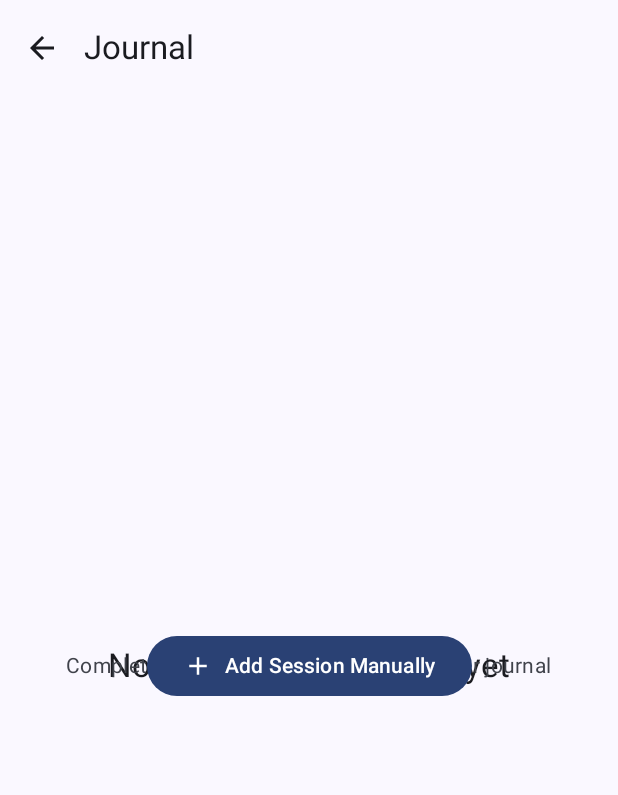
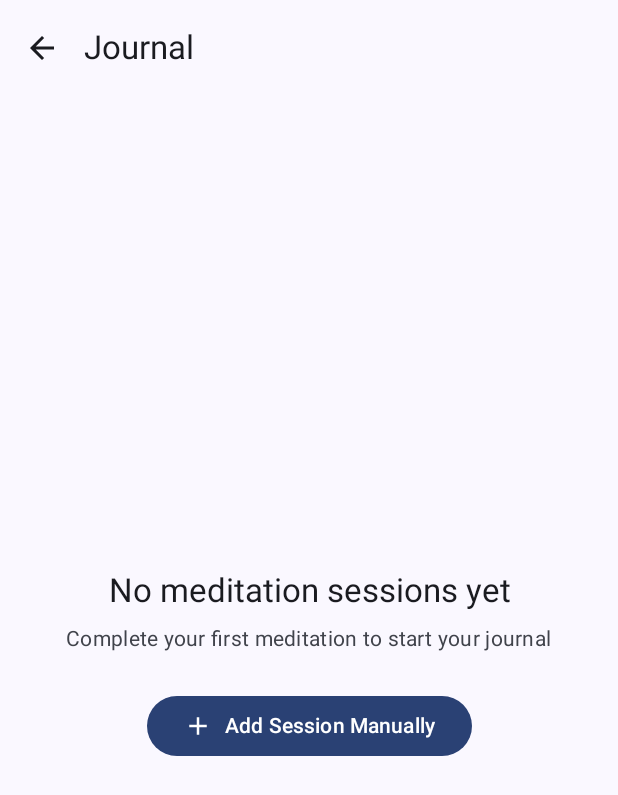
Before and after one commit to joetul/Tao, an Android app built with Jetpack Compose: the JournalScreen screen opened through its navigation route, on a phone screen of 412 x 824 dp. Shown: the top 795 px of the screen. Run offline under Robolectric (Android 15) with nearby library versions, the phone set to English and light mode, and no system bars; our stand-ins replace Room's generated code; 2 statements that could not run were skipped.

Commit message:
Fix stacked text in empty journal

```diff
--- a/app/src/main/java/dev/joetul/tao/ui/screens/JournalScreen.kt
+++ b/app/src/main/java/dev/joetul/tao/ui/screens/JournalScreen.kt
@@ -55,6 +55,10 @@ fun JournalScreen(
                     .padding(paddingValues),
                 contentAlignment = Alignment.Center
             ) {
+                Column(
+                    horizontalAlignment = Alignment.CenterHorizontally,
+                    verticalArrangement = Arrangement.Center
+                ) {
                     Text(
                         text = stringResource(id = R.string.message_no_sessions),
                         style = MaterialTheme.typography.titleLarge
@@ -78,6 +82,7 @@ fun JournalScreen(
                         )
                         Spacer(modifier = Modifier.width(8.dp))
                         Text(stringResource(id = R.string.action_add_session_manually))
+                    }
                 }
             }
         } else {
```
Lines whose indentation alone changed are shown as unchanged.
